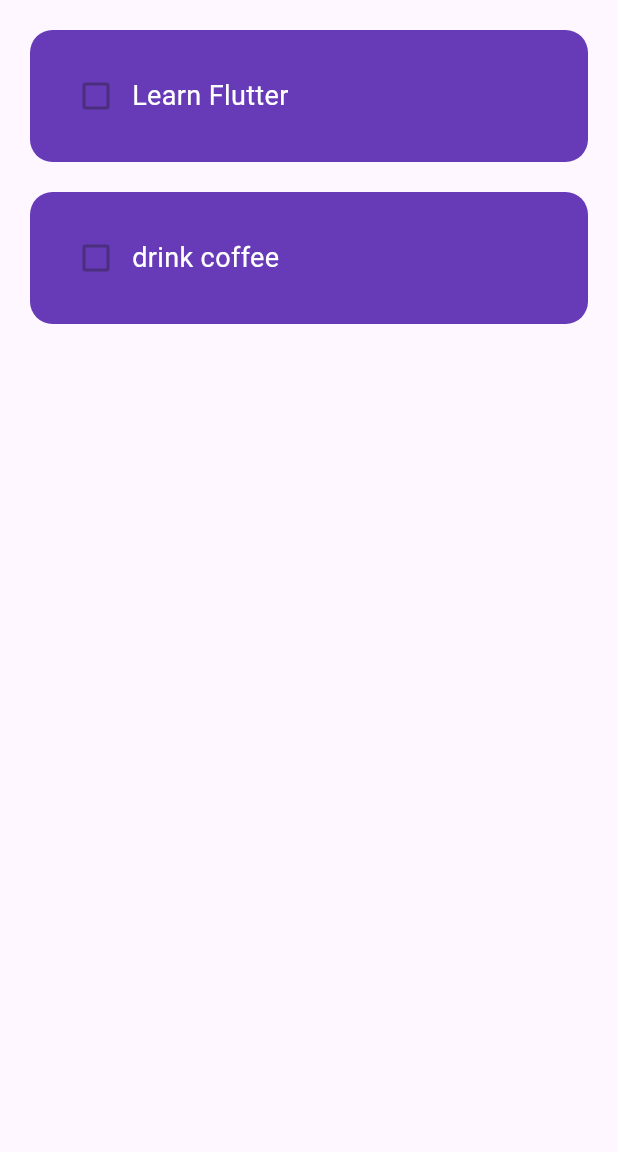
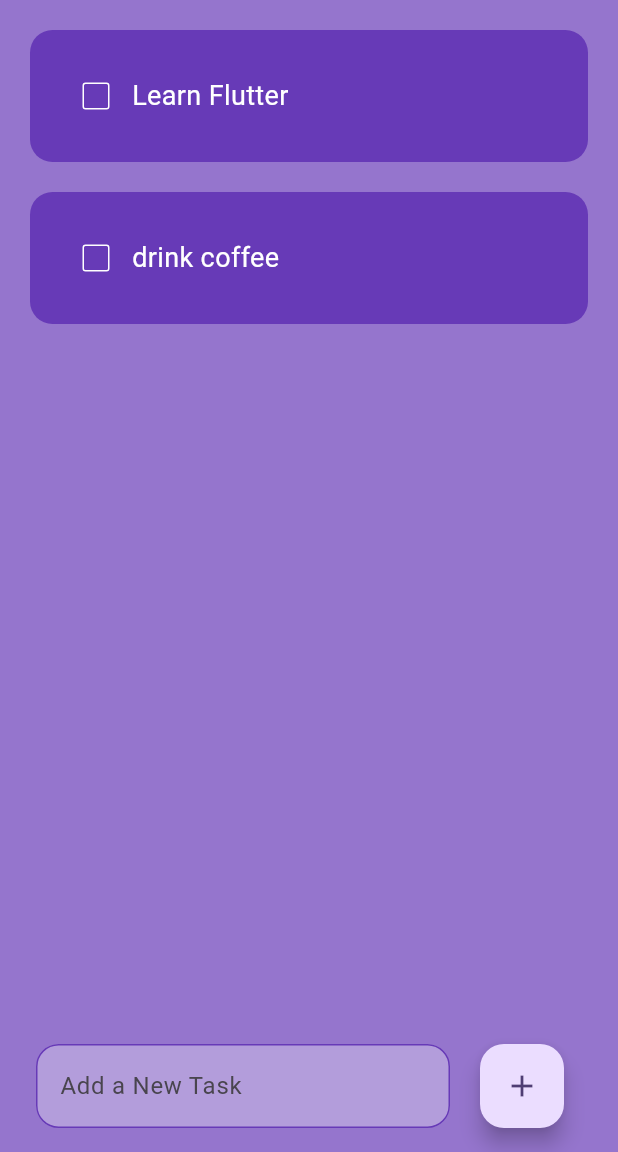
Before and after one commit to qaisarjamal01/ToDoApp, a Flutter app: the screen it shows after launch, on a phone screen of 412 x 824 dp, the part 84-1236 px from its top. Run offline on Flutter 3.47's test engine with Material 3 defaults, Android fonts, the phone set to English and light mode, and no system bars; drawn by our look-alikes of flutter_slidable.

Commit message:
changes done

```diff
--- a/lib/Pages/my_home_page.dart
+++ b/lib/Pages/my_home_page.dart
@@ -10,14 +10,36 @@ class MyHomePage extends StatefulWidget {
 
 class _MyHomePageState extends State<MyHomePage> {
 
+  final _controller = TextEditingController();
+
   List toDoList = [
     ['Learn Flutter',false],
     ['drink coffee', false],
   ];
 
+  void checkBoxChanged(int index){
+    setState(() {
+      toDoList[index][1] =! toDoList[index][1];
+    });
+  }
+
+  void saveNewTask(){
+    setState(() {
+      toDoList.add([_controller.text,false]);
+      _controller.clear();
+    });
+  }
+
+  void deleteTask(index){
+    setState(() {
+      toDoList.removeAt(index);
+    });
+  }
+
   @override
   Widget build(BuildContext context) {
     return Scaffold(
+      backgroundColor: Colors.deepPurple.shade300,
       appBar: AppBar(
         title: Text('Simple ToDoApp'),
         centerTitle: true,
@@ -27,8 +49,47 @@ class _MyHomePageState extends State<MyHomePage> {
       body: ListView.builder(
           itemCount: toDoList.length,
           itemBuilder: (context,index){
-        return TodoList(taskName: toDoList[index][0],taskCompleted: toDoList[index][1],);
-      })
+        return TodoList(
+          taskName: toDoList[index][0],
+          taskCompleted: toDoList[index][1],
+          onChanged: (value) => checkBoxChanged(index),
+          deleteFunction: (context) => deleteTask(index),
+        );
+      }),
+        floatingActionButton: Padding(
+          padding: const EdgeInsets.symmetric(horizontal: 20),
+          child: Row(
+            children: [
+              Expanded(
+                child: Padding(
+                  padding: const EdgeInsets.symmetric(horizontal: 20),
+                  child: TextField(
+                    controller: _controller,
+                    decoration: InputDecoration(
+                      hintText: 'Add a New Task',
+                      filled: true,
+                      fillColor: Colors.deepPurple.shade200,
+                      enabledBorder: OutlineInputBorder(
+                        borderSide: BorderSide(
+                          color: Colors.deepPurple
+                        ),
+                        borderRadius: BorderRadius.circular(15)
+                      ),
+                      focusedBorder: OutlineInputBorder(
+                        borderSide: BorderSide(
+                          color: Colors.deepPurple
+                        ),
+                        borderRadius: BorderRadius.circular(15)
+                      )
+                    ),
+                  ),
+                ),
+              ),
+              FloatingActionButton(onPressed: saveNewTask,
+                child: Icon(Icons.add)),
+            ],
+          ),
+        ),
     );
   }
 }
--- a/lib/utils/todo_list.dart
+++ b/lib/utils/todo_list.dart
@@ -1,11 +1,15 @@
 import 'package:flutter/material.dart';
+import 'package:flutter_slidable/flutter_slidable.dart';
 
 class TodoList extends StatelessWidget {
-  const TodoList({super.key,required this.taskName, required this.taskCompleted, this.onChanged});
+  const TodoList({super.key,required this.taskName, required this.taskCompleted, required this.onChanged,
+    required this.deleteFunction});
 
   final String taskName;
   final bool taskCompleted;
   final Function(bool?)? onChanged;
+  final Function(BuildContext)? deleteFunction;
+
   @override
   Widget build(BuildContext context) {
     return Padding(
@@ -15,6 +19,13 @@ class TodoList extends StatelessWidget {
           right: 20,
           bottom: 0
       ),
+      child: Slidable(
+        endActionPane: ActionPane(
+            motion: StretchMotion(),
+            children: [
+              SlidableAction(onPressed: deleteFunction,icon: Icons.delete,borderRadius: BorderRadius.circular(15),)
+            ]
+        ),
         child: Container(
           decoration: BoxDecoration(
               color: Colors.deepPurple,
@@ -23,9 +34,22 @@ class TodoList extends StatelessWidget {
           padding: EdgeInsets.all(20),
           child: Row(
             children: [
-            Checkbox(value: taskCompleted, onChanged: onChanged),
-            Text(taskName,style: TextStyle(color: Colors.white,fontSize: 18),),
+              Checkbox(
+                value: taskCompleted,
+                onChanged: onChanged,
+                checkColor: Colors.black,
+                activeColor: Colors.white,
+                side: BorderSide(
+                  color: Colors.white
+                ),
+              ),
+              Text(taskName,style: TextStyle(color: Colors.white,fontSize: 18,
+                decoration: taskCompleted ? TextDecoration.lineThrough : TextDecoration.none,
+                decorationColor: Colors.white,
+                decorationThickness: 2
+              )),
             ],
+          ),
         ),
       ),
     );
--- a/pubspec.yaml
+++ b/pubspec.yaml
@@ -34,6 +34,7 @@ dependencies:
   # The following adds the Cupertino Icons font to your application.
   # Use with the CupertinoIcons class for iOS style icons.
   cupertino_icons: ^1.0.8
+  flutter_slidable: ^4.0.0
 
 dev_dependencies:
   flutter_test:
```
Also changed, not shown: pubspec.lock. Lines whose indentation alone changed are shown as unchanged.
